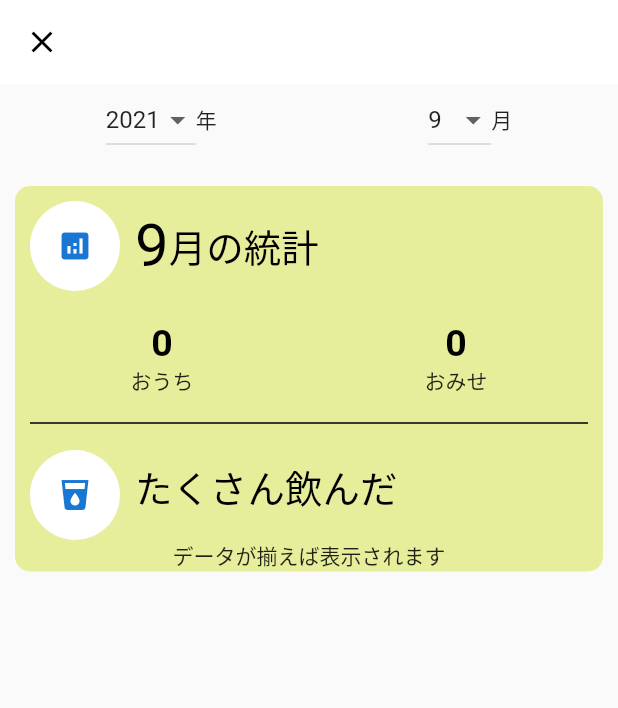
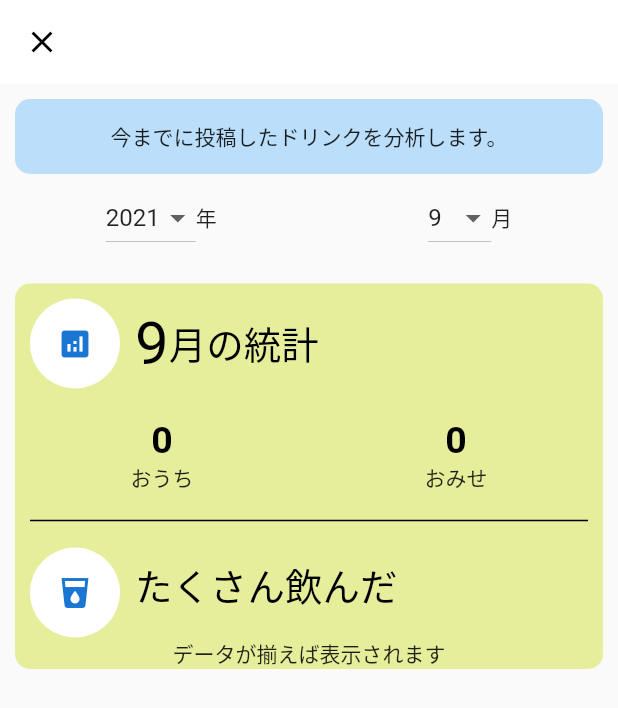
Before and after one commit to y0303noki/DrinkMemo, a Flutter app: the screen it shows after launch, after a tap on the "analytics" icon, on a phone screen of 412 x 824 dp. Shown: the top 708 px of the screen. Run offline on Flutter 3.47's test engine with Material 2 defaults, Android fonts, the phone set to English and light mode, and no system bars; drawn by our look-alikes of flutter_easyloading; our stand-ins replace cloud_firestore, firebase_auth, firebase_core, firebase_storage, flutter_typeahead, image_picker; accounts and stored records are empty; network calls fail.

Commit message:
チュートリアルのやつ作った

```diff
--- a/lib/pages/albumPage/album_list_page.dart
+++ b/lib/pages/albumPage/album_list_page.dart
@@ -15,10 +15,11 @@ class AlbumListPage extends StatelessWidget {
     final bottomNavigationData =
         Provider.of<BottomNavigationProvider>(context, listen: false);
 
+    albumsData.descriptionShowing = false;
     if (albumsData.albumModels.isEmpty) {
       albumsData.findAlbumDatas();
+      albumsData.descriptionShowing = true;
     }
-    albumsData.descriptionShowing = false;
 
     return FutureBuilder(
         // future属性で非同期処理を書く
--- a/lib/pages/analyticsPage/analytics_page.dart
+++ b/lib/pages/analyticsPage/analytics_page.dart
@@ -112,6 +112,19 @@ class AnalyticsPage extends StatelessWidget {
         body: Consumer<AnalyticsProvider>(builder: (ctx, model, _) {
           return Column(
             children: [
+              Container(
+                padding: const EdgeInsets.fromLTRB(10, 10, 10, 10),
+                margin: const EdgeInsets.fromLTRB(10, 10, 10, 5),
+                width: double.infinity,
+                constraints: const BoxConstraints(
+                  minHeight: 50,
+                ),
+                decoration: BoxDecoration(
+                  color: Colors.blue[100],
+                  borderRadius: BorderRadius.circular(10),
+                ),
+                child: Center(child: Text('今までに投稿したドリンクを分析します。')),
+              ),
               Row(
                 mainAxisAlignment: MainAxisAlignment.spaceAround,
                 children: [
--- a/lib/providers/user/user_provider.dart
+++ b/lib/providers/user/user_provider.dart
@@ -1,3 +1,4 @@
+import 'package:coffee_project2/database/coffee_firebase.dart';
 import 'package:coffee_project2/database/coffee_image_firebase.dart';
 import 'package:coffee_project2/database/user_firebase.dart';
 import 'package:coffee_project2/model/album_model.dart';
@@ -9,6 +10,7 @@ import 'package:firebase_auth/firebase_auth.dart';
 class UserProvider extends ChangeNotifier {
   final UserFirebase _userDb = UserFirebase();
   final FirebaseAuth _auth = FirebaseAuth.instance;
+  final CoffeeFirebase _coffeeDb = CoffeeFirebase();
 
   UserModel? _userModel = null;
   UserModel? get userModel => _userModel;
@@ -64,7 +66,10 @@ class UserProvider extends ChangeNotifier {
           updatedAt: now,
         );
 
-        _userDb.insertUserData(_userModel!);
+        await _userDb.insertUserData(_userModel!);
+
+        // 初めての起動ときはチュートリアルを入れる
+        await _coffeeDb.createSample();
       } else {
         _userModel = findUserData;
       }
--- a/lib/widgets/modal.dart
+++ b/lib/widgets/modal.dart
@@ -1317,6 +1317,7 @@ class Modal {
                                             coffeeData.imageId;
 
                                         var _coffeeDb = CoffeeFirebase();
+
                                         if (isUpdate) {
                                           // 更新
                                           _coffeeModel.id =
@@ -1345,6 +1346,7 @@ class Modal {
                                               coffeeData.imageType);
                                         } else {
                                           // 追加
+                                          print(myCoffee);
                                           _coffeeModel.createdAt = now;
                                           await _coffeeDb.insertCoffeeData(
                                               _coffeeModel,
```
Also changed, not shown: lib/database/coffee_firebase.dart (+37 -0 lines), lib/pages/coffeePage/coffee_item.dart (+6 -3 lines), lib/widgets/custom_dialog.dart (+8 -4 lines).
